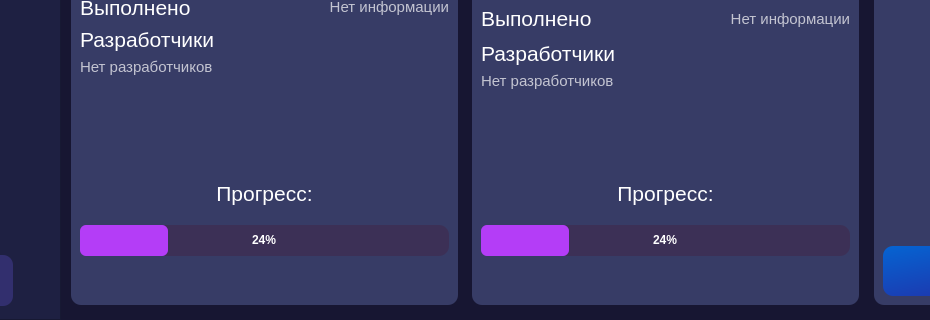
Qt form interfaces/main_page.ui (ArtShibaev/Bugtracker) before a commit; both pictures show x 169 to 1099 and y 430 to 750 of the 1326 by 750 pixel window.
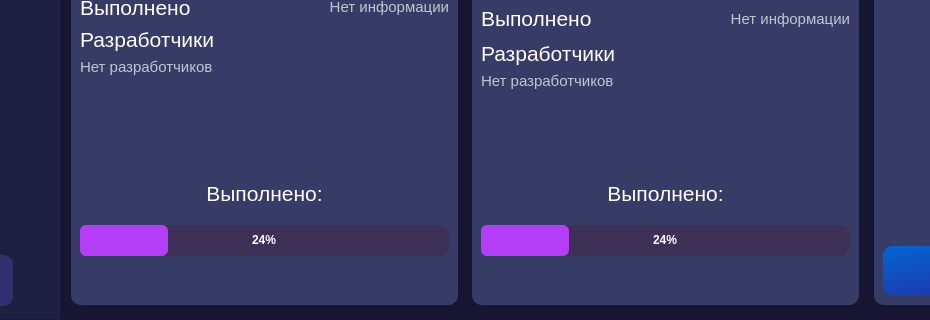
The same form after that commit.

Commit message: Изменен текст лейбла

Patch:
```diff
--- a/interfaces/main_page.ui
+++ b/interfaces/main_page.ui
@@ -831,7 +831,7 @@
 font-size: 21px;</string>
                 </property>
                 <property name="text">
-                 <string>Прогресс:</string>
+                 <string>Выполнено:</string>
                 </property>
                 <property name="alignment">
                  <set>Qt::AlignCenter</set>
@@ -1106,7 +1106,7 @@
 font-size: 21px;</string>
                 </property>
                 <property name="text">
-                 <string>Прогресс:</string>
+                 <string>Выполнено:</string>
                 </property>
                 <property name="alignment">
                  <set>Qt::AlignCenter</set>
```
